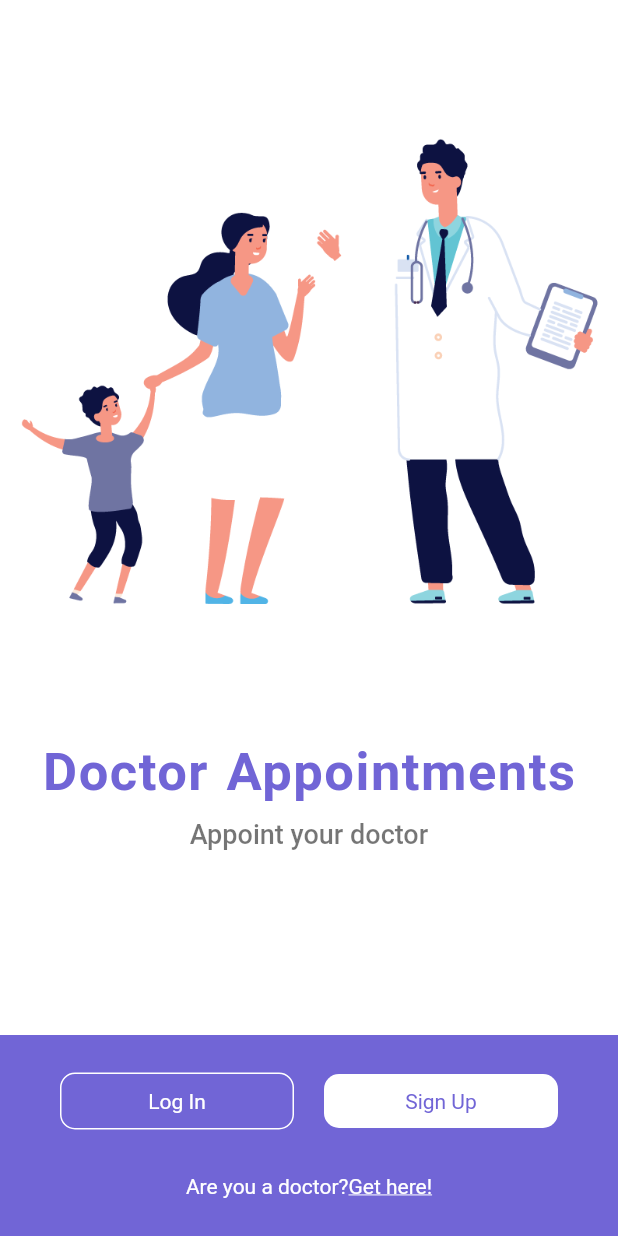
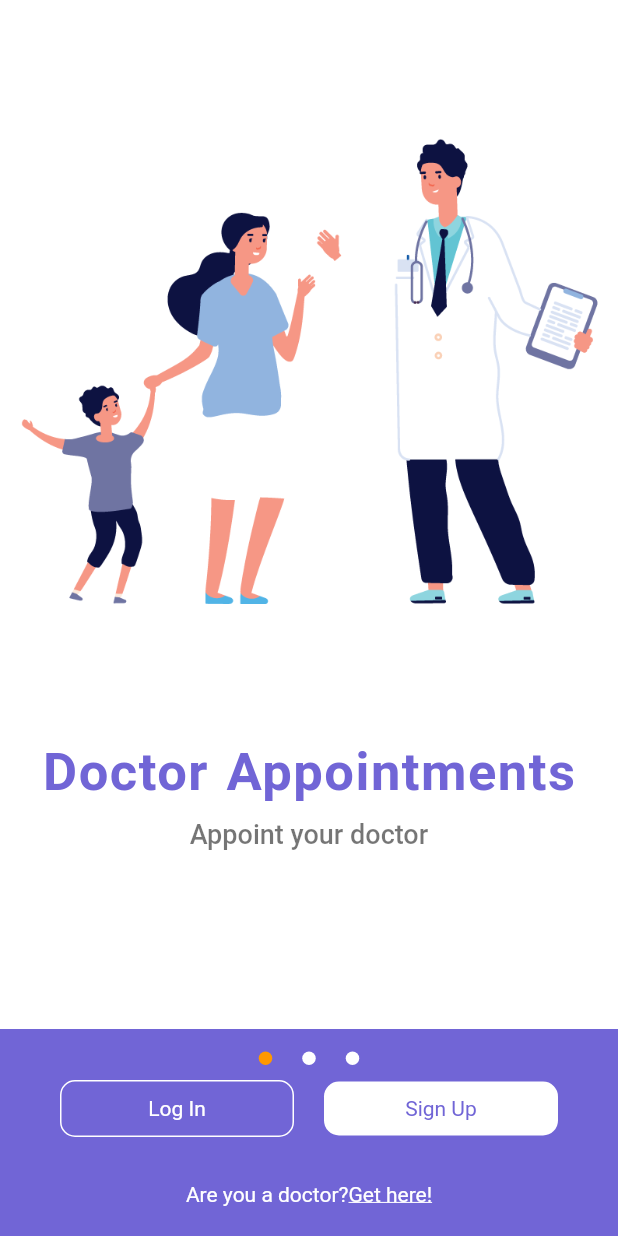
Before and after one commit to Peterkimliz/digimhealth, a Flutter app: the screen it shows after launch, on a phone screen of 412 x 824 dp. Run offline on Flutter 3.47's test engine with Material 2 defaults, Android fonts, the phone set to English and light mode, and no system bars; drawn by our look-alikes of dots_indicator; our stand-ins replace calendar_date_picker2, flutter_datetime_picker, flutter_rating_bar, get, image_picker, readmore.

Commit message:
added fonts and indicator

```diff
--- a/lib/screens/onboard/onboardScreen.dart
+++ b/lib/screens/onboard/onboardScreen.dart
@@ -3,6 +3,7 @@ import 'package:digimhealth/screens/auth/sign-up.dart';
 import 'package:digimhealth/screens/onboard/onboard_screen_one.dart';
 import 'package:digimhealth/screens/onboard/onboard_screen_three.dart';
 import 'package:digimhealth/screens/onboard/onboard_screen_two.dart';
+import 'package:dots_indicator/dots_indicator.dart';
 import 'package:flutter/material.dart';
 import 'package:get/get.dart';
 
@@ -17,6 +18,7 @@ class OnboardScreen extends StatefulWidget {
 
 class _OnboardScreenState extends State<OnboardScreen> {
   late PageController pageController;
+  int pageNumber = 0;
   List<Widget> data = [
     OnboardScreenOne(),
     OnboardScreenTwo(),
@@ -45,6 +47,12 @@ class _OnboardScreenState extends State<OnboardScreen> {
           children: [
             Expanded(
               child: PageView.builder(
+                onPageChanged: (value) {
+                  setState(() {
+                    pageNumber = value;
+                  });
+                  print(pageNumber);
+                },
                 controller: pageController,
                 itemCount: data.length,
                 itemBuilder: (context, index) {
@@ -54,9 +62,20 @@ class _OnboardScreenState extends State<OnboardScreen> {
             ),
             Container(
               color: Styles.mainColor,
-              padding: EdgeInsets.symmetric(horizontal: 10, vertical: 25),
+              padding: EdgeInsets.symmetric(horizontal: 10, vertical: 5)
+                  .copyWith(bottom: 20),
               child: Column(
                 children: [
+                  DotsIndicator(
+                    dotsCount: data.length,
+
+                    position: pageNumber.toDouble(),
+                    decorator: DotsDecorator(
+                      activeColor: Colors.orange,
+                      color: Colors.white,
+                      spacing: const EdgeInsets.all(10.0),
+                    ),
+                  ),
                   Padding(
                     padding: const EdgeInsets.symmetric(horizontal: 30.0),
                     child: Row(
@@ -70,8 +89,8 @@ class _OnboardScreenState extends State<OnboardScreen> {
                               padding: EdgeInsets.all(10),
                               decoration: BoxDecoration(
                                   borderRadius: BorderRadius.circular(10),
-                                  border:
-                                      Border.all(color: Colors.white, width: 1)),
+                                  border: Border.all(
+                                      color: Colors.white, width: 1)),
                               child: Center(
                                 child: Text(
                                   "Log In",
--- a/lib/widgets/major_title.dart
+++ b/lib/widgets/major_title.dart
@@ -15,6 +15,7 @@ class MajorTitle extends StatelessWidget {
         color: color,
         fontWeight: FontWeight.bold,
         fontSize: size,
+        fontFamily: "RobotoRegular",
         overflow: TextOverflow.ellipsis,
 
       ),
--- a/lib/widgets/minor_title.dart
+++ b/lib/widgets/minor_title.dart
@@ -2,7 +2,7 @@ import 'package:flutter/material.dart';
 
 class MinorTitle extends StatelessWidget {
   final String title;
-  double? size=14.0;
+  double? size=15.0;
   final Color color;
   final FontWeight ?fontWeight;
   int ? maxline=1;
@@ -17,6 +17,7 @@ class MinorTitle extends StatelessWidget {
         color: color,
         fontSize: size,
         fontWeight: fontWeight,
+        fontFamily: "RobotoLight",
         overflow: TextOverflow.ellipsis,
 
       ),
```
Also changed, not shown: lib/screens/chats/message_page.dart (+8 -4 lines), lib/screens/notifications/notifications.dart (+66 -2 lines), pubspec.yaml (+13 -0 lines), assets/fonts/Roboto-Light.ttf (added), assets/fonts/Roboto-Medium.ttf (added), assets/fonts/Roboto-Regular.ttf (added), pubspec.lock.
